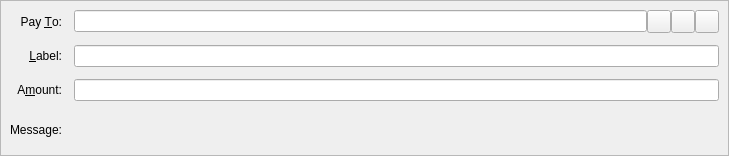
The window that src/qt/forms/sendcoinsentry.ui (project-qmc/QMC) describes before a commit, drawn with Qt 5.
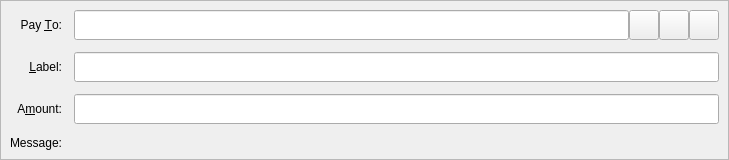
The same window after the commit. Icons and pictures are not drawn. Custom widgets are drawn as their Qt base class.

The edit to the form file:
```diff
--- a/src/qt/forms/sendcoinsentry.ui
+++ b/src/qt/forms/sendcoinsentry.ui
@@ -16,6 +16,14 @@
   <property name="autoFillBackground">
    <bool>false</bool>
   </property>
+  <property name="styleSheet">
+   <string notr="true">QStackedWidget{border: none;}
+QToolButton{padding-left: 0px;}
+</string>
+  </property>
+  <property name="currentIndex">
+   <number>0</number>
+  </property>
   <widget class="QFrame" name="SendCoins">
    <property name="toolTip">
     <string>This is a normal payment.</string>
@@ -50,6 +58,18 @@
       </property>
       <item>
        <widget class="QValidatedLineEdit" name="payTo">
+        <property name="minimumSize">
+         <size>
+          <width>0</width>
+          <height>30</height>
+         </size>
+        </property>
+        <property name="maximumSize">
+         <size>
+          <width>16777215</width>
+          <height>30</height>
+         </size>
+        </property>
         <property name="toolTip">
          <string>The QMC address to send the payment to</string>
         </property>
@@ -57,6 +77,18 @@
       </item>
       <item>
        <widget class="QToolButton" name="addressBookButton">
+        <property name="minimumSize">
+         <size>
+          <width>30</width>
+          <height>30</height>
+         </size>
+        </property>
+        <property name="maximumSize">
+         <size>
+          <width>30</width>
+          <height>30</height>
+         </size>
+        </property>
         <property name="toolTip">
          <string>Choose previously used address</string>
         </property>
@@ -74,6 +106,18 @@
       </item>
       <item>
        <widget class="QToolButton" name="pasteButton">
+        <property name="minimumSize">
+         <size>
+          <width>30</width>
+          <height>30</height>
+         </size>
+        </property>
+        <property name="maximumSize">
+         <size>
+          <width>30</width>
+          <height>30</height>
+         </size>
+        </property>
         <property name="toolTip">
          <string>Paste address from clipboard</string>
         </property>
@@ -91,6 +135,18 @@
       </item>
       <item>
        <widget class="QToolButton" name="deleteButton">
+        <property name="minimumSize">
+         <size>
+          <width>30</width>
+          <height>30</height>
+         </size>
+        </property>
+        <property name="maximumSize">
+         <size>
+          <width>30</width>
+          <height>30</height>
+         </size>
+        </property>
         <property name="toolTip">
          <string>Remove this entry</string>
         </property>
@@ -120,6 +176,18 @@
     </item>
     <item row="1" column="1">
      <widget class="QLineEdit" name="addAsLabel">
+      <property name="minimumSize">
+       <size>
+        <width>0</width>
+        <height>30</height>
+       </size>
+      </property>
+      <property name="maximumSize">
+       <size>
+        <width>16777215</width>
+        <height>30</height>
+       </size>
+      </property>
       <property name="toolTip">
        <string>Enter a label for this address to add it to the list of used addresses</string>
       </property>
@@ -139,7 +207,20 @@
      </widget>
     </item>
     <item row="2" column="1">
-     <widget class="BitcoinAmountField" name="payAmount"/>
+     <widget class="BitcoinAmountField" name="payAmount">
+      <property name="minimumSize">
+       <size>
+        <width>0</width>
+        <height>30</height>
+       </size>
+      </property>
+      <property name="maximumSize">
+       <size>
+        <width>16777215</width>
+        <height>30</height>
+       </size>
+      </property>
+     </widget>
     </item>
     <item row="3" column="0">
      <widget class="QLabel" name="messageLabel">
```
Left out of the diff: 59 changed lines with no effect on the pictures.
